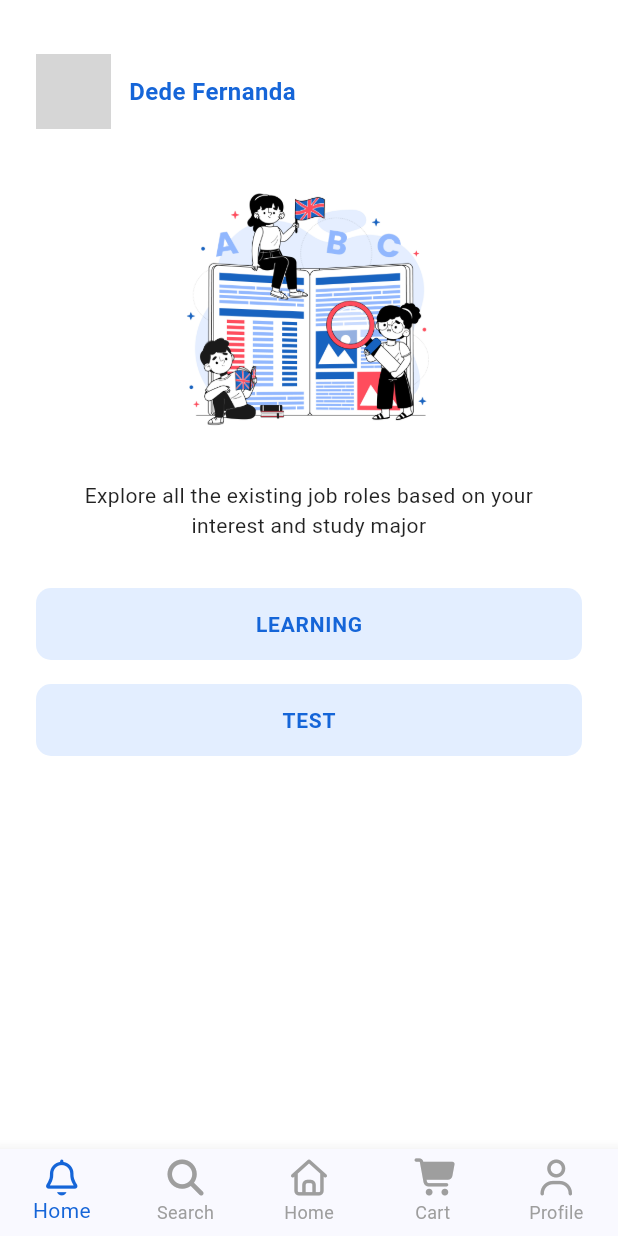
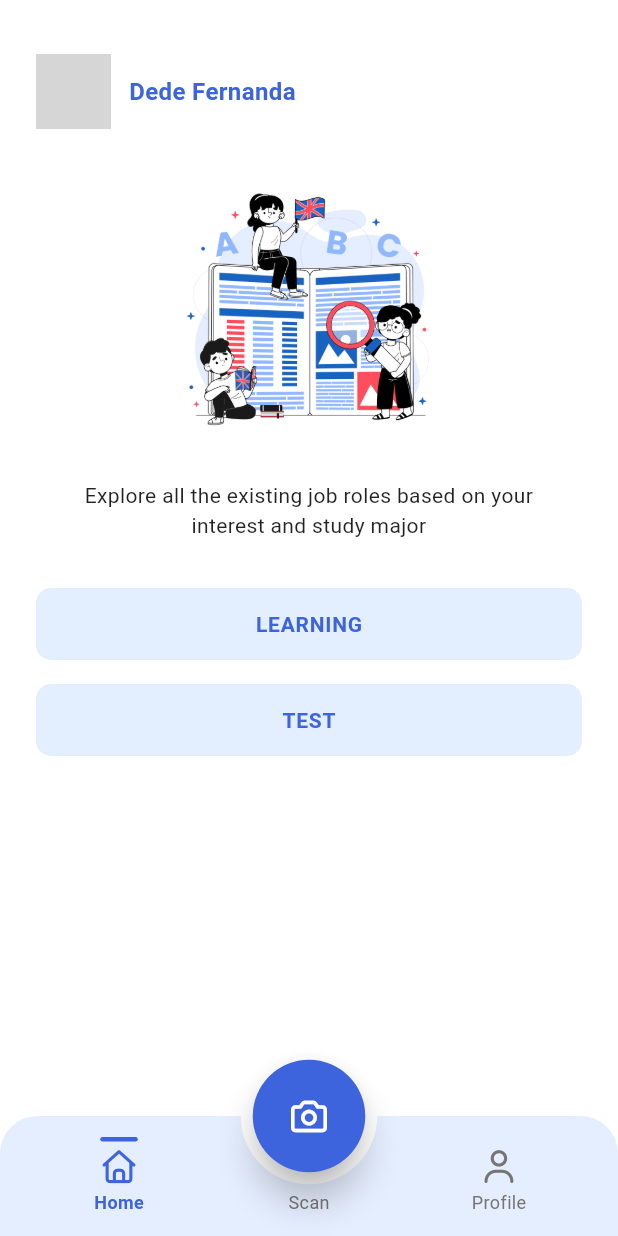
Before and after one commit to orangearinge/Alysa-Mobile, a Flutter app: the HomePage screen opened by its route, on a phone screen of 412 x 824 dp. Run offline on Flutter 3.47's test engine with Material 3 defaults, Android fonts, the phone set to English and light mode, and no system bars; our stand-ins replace font_awesome_flutter, google_fonts; network calls fail; grey boxes are pictures that could not be loaded.

Commit message:
Refactor HomePage layout and navigation; add profile row, learning and test buttons, and improve bottom navigation bar

```diff
--- a/lib/pages/home_page.dart
+++ b/lib/pages/home_page.dart
@@ -1,3 +1,4 @@
+import 'package:alysa_speak/theme/app_color.dart';
 import 'package:flutter/material.dart';
 import 'package:font_awesome_flutter/font_awesome_flutter.dart';
 
@@ -19,49 +20,22 @@ class _HomePageState extends State<HomePage> {
     });
   }
 
-  @override
-  Widget build(BuildContext context) {
-    return Scaffold(
-      backgroundColor: Colors.white,
-      bottomNavigationBar: BottomNavigationBar(
-        currentIndex: _selectedIndex,
-        onTap: _onItemTapped,
-        type: BottomNavigationBarType.fixed,
-        selectedItemColor: const Color(0xFF1565D8),
-        unselectedItemColor: Colors.grey,
-        showSelectedLabels: true,
-        showUnselectedLabels: true,
-        items: const [
-          BottomNavigationBarItem(
-            icon: Icon(FontAwesomeIcons.bell),
-            label: "Home",
-          ),
-          BottomNavigationBarItem(
-            icon: Icon(FontAwesomeIcons.magnifyingGlass),
-            label: "Search",
-          ),
-          BottomNavigationBarItem(
-            icon: Icon(FontAwesomeIcons.house),
-            label: "Home",
-          ),
-          BottomNavigationBarItem(
-            icon: Icon(FontAwesomeIcons.cartShopping),
-            label: "Cart",
-          ),
-          BottomNavigationBarItem(
-            icon: Icon(FontAwesomeIcons.user),
-            label: "Profile",
-          ),
-        ],
-      ),
-      body: SafeArea(
+  // Fungsi khusus saat FAB (tombol tengah) di-tap
+  void _onFabTapped() {
+    // 1. Arahkan ke index "Scan" (tengah)
+    // Sekarang index-nya adalah 1
+    _onItemTapped(1);
+    print("Scan Tapped!");
+  }
+
+  // --- KONTEN HALAMAN ANDA (TETAP SAMA) ---
+  Widget get _homePageBody => SafeArea(
     child: Padding(
       padding: const EdgeInsets.symmetric(horizontal: 24, vertical: 16),
       child: Column(
         crossAxisAlignment: CrossAxisAlignment.center,
         children: [
           const SizedBox(height: 20),
-
           // Profile row
           Row(
             children: [
@@ -73,28 +47,27 @@ class _HomePageState extends State<HomePage> {
                 ),
               ),
               const SizedBox(width: 12),
-
               // Username
               Text(
                 "Dede Fernanda",
                 style: TextStyle(
-                      color: const Color(0xFF1565D8),
+                  color: AppColors.primary,
                   fontWeight: FontWeight.w700,
                   fontSize: 16,
                 ),
               ),
             ],
           ),
-
           const SizedBox(height: 30),
-
           // Illustration (pakai assets lokal)
           Center(
-                child: Image.asset('assets/images/homepage.jpg', height: 180),
+            child: Image.asset('assets/images/homepage.jpg', height: 180,
+              errorBuilder: (context, error, stackTrace) {
+                return Container(height: 180, color: Colors.grey[200], child: Center(child: Text("Image not found")));
+              },
             ),
-
+          ),
           const SizedBox(height: 24),
-
           // Description text
           Text(
             "Explore all the existing job roles based on your\ninterest and study major",
@@ -105,9 +78,7 @@ class _HomePageState extends State<HomePage> {
               height: 1.4,
             ),
           ),
-
           const SizedBox(height: 32),
-
           // Button: LEARNING
           SizedBox(
             width: double.infinity,
@@ -126,22 +97,22 @@ class _HomePageState extends State<HomePage> {
               child: const Text(
                 "LEARNING",
                 style: TextStyle(
-                      color: Color(0xFF1565D8),
+                  color: AppColors.primary,
                   fontWeight: FontWeight.bold,
                   letterSpacing: 0.5,
                 ),
               ),
             ),
           ),
-
           const SizedBox(height: 16),
-
           // Button: TEST
           SizedBox(
             width: double.infinity,
             height: 48,
             child: ElevatedButton(
-                  onPressed: () {},
+              onPressed: () {
+                Navigator.pushNamed(context, '/test');
+              },
               style: ElevatedButton.styleFrom(
                 backgroundColor: const Color(0xFFE3EEFF),
                 elevation: 0,
@@ -152,7 +123,7 @@ class _HomePageState extends State<HomePage> {
               child: const Text(
                 "TEST",
                 style: TextStyle(
-                      color: Color(0xFF1565D8),
+                  color: AppColors.primary,
                   fontWeight: FontWeight.bold,
                   letterSpacing: 0.5,
                 ),
@@ -162,6 +133,144 @@ class _HomePageState extends State<HomePage> {
         ],
       ),
     ),
+  );
+  // --- AKHIR KONTEN HALAMAN ANDA ---
+
+
+  @override
+  Widget build(BuildContext context) {
+    // 2. Susun ulang daftar halaman (hanya 3 item)
+    final List<Widget> _pages = [
+      // 0: Home (Konten Anda)
+      _homePageBody,
+      // 1: Scan/Lens (Halaman placeholder untuk FAB)
+      const Center(child: Text("Halaman Scan", style: TextStyle(fontSize: 24, color: Colors.black))),
+      // 2: Profile
+      const Center(child: Text("Halaman Profile", style: TextStyle(fontSize: 24, color: Colors.black))),
+    ];
+
+    return Scaffold(
+      backgroundColor: Colors.white,
+
+      // ISI HALAMAN (Body)
+      body: _pages[_selectedIndex],
+
+      // TOMBOL TENGAH (FLOATING ACTION BUTTON)
+      floatingActionButton: SizedBox(
+        height: 75,
+        width: 75,
+        child: FloatingActionButton(
+          onPressed: _onFabTapped,
+          child: Icon(FontAwesomeIcons.camera, color: Colors.white),
+          backgroundColor: AppColors.primary,
+          shape: RoundedRectangleBorder(
+            borderRadius: BorderRadius.circular(50),
+          ),
+          elevation: 10.0,
+        ),
+      ),
+      floatingActionButtonLocation: FloatingActionButtonLocation.centerDocked,
+
+      // BOTTOM NAVIGATION BAR (Dengan perbaikan error)
+      bottomNavigationBar: BottomAppBar(
+        shape: AutomaticNotchedShape(
+          const RoundedRectangleBorder(
+            borderRadius: BorderRadius.vertical(top: Radius.circular(25)),
+          ),
+          const CircleBorder(),
+        ),
+        color: AppColors.secondary,
+        notchMargin: 8.0,
+        clipBehavior: Clip.antiAlias,
+        child: Container(
+          height: 70, // Tinggi bar
+          child: Row(
+            // 3. MainAxisAlignment diubah ke spaceAround
+            // Ini akan memberi jarak yang seimbang untuk 3 item
+            mainAxisAlignment: MainAxisAlignment.spaceAround,
+            children: <Widget>[
+              // 4. Item navigasi sekarang hanya 3
+
+              // Item Kiri: Home
+              _buildNavItem(
+                icon: FontAwesomeIcons.house, // Ikon Home
+                text: "Home",
+                index: 0,
+              ),
+
+              // Item Tengah: Placeholder untuk FAB
+              _buildNavItem(
+                text: "Scan",
+                index: 1,
+              ),
+
+              // Item Kanan: Profile
+              _buildNavItem(
+                icon: FontAwesomeIcons.user,
+                text: "Profile",
+                index: 2,
+              ),
+            ],
+          ),
+        ),
+      ),
+    );
+  }
+
+  // WIDGET BANTUAN
+  Widget _buildNavItem({
+    IconData? icon, // Icon opsional
+    required String text,
+    required int index,
+  }) {
+    bool isSelected = (_selectedIndex == index);
+    Color color = isSelected ? AppColors.primary : Colors.grey.shade600;
+
+    // 5. Mengubah Expanded menjadi Flexible
+    // Ini membuat item placeholder di tengah tidak memakan ruang
+    // secara paksa, tapi item lain bisa membesar
+    return Flexible( // Diubah dari Expanded
+      fit: FlexFit.tight, // Memastikan item tetap rapi
+      child: InkWell(
+        onTap: () => _onItemTapped(index),
+        splashColor: Colors.transparent,
+        highlightColor: Colors.transparent,
+        child: Column(
+          mainAxisSize: MainAxisSize.min,
+          mainAxisAlignment: MainAxisAlignment.center,
+          children: [
+            // INDIKATOR GARIS
+            Container(
+              height: 3,
+              width: 25,
+              decoration: BoxDecoration(
+                // 6. Indikator di item tengah (FAB) dihilangkan
+                color: isSelected && index != 1 ? AppColors.primary : Colors.transparent,
+                borderRadius: BorderRadius.circular(2),
+              ),
+            ),
+            SizedBox(height: 6),
+
+            // IKON
+            if (icon != null)
+              Icon(icon, color: color, size: 22)
+            else
+              SizedBox(height: 22), // Placeholder seukuran ikon
+
+            SizedBox(height: 4),
+
+            // TEKS
+            Text(
+              text,
+              style: TextStyle(
+                color: color,
+                fontSize: 12,
+                fontWeight: isSelected ? FontWeight.bold : FontWeight.normal,
+              ),
+              overflow: TextOverflow.ellipsis,
+            ),
+          ],
+        ),
       ),
     );
   }
```
Lines whose indentation alone changed are shown as unchanged.
